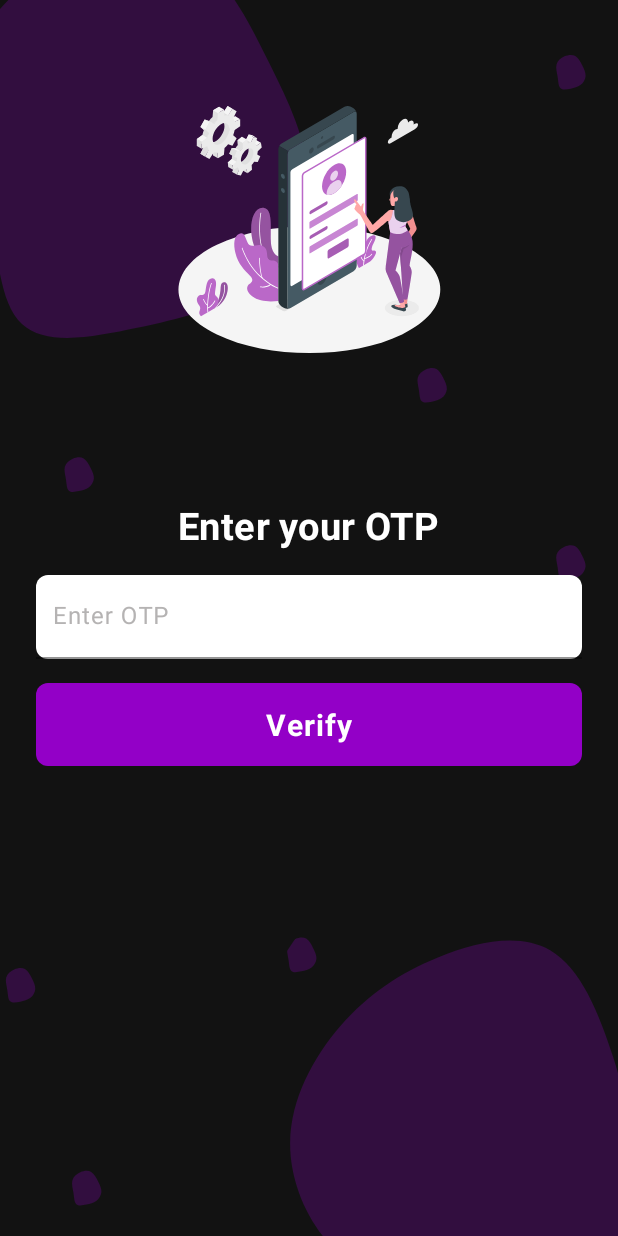
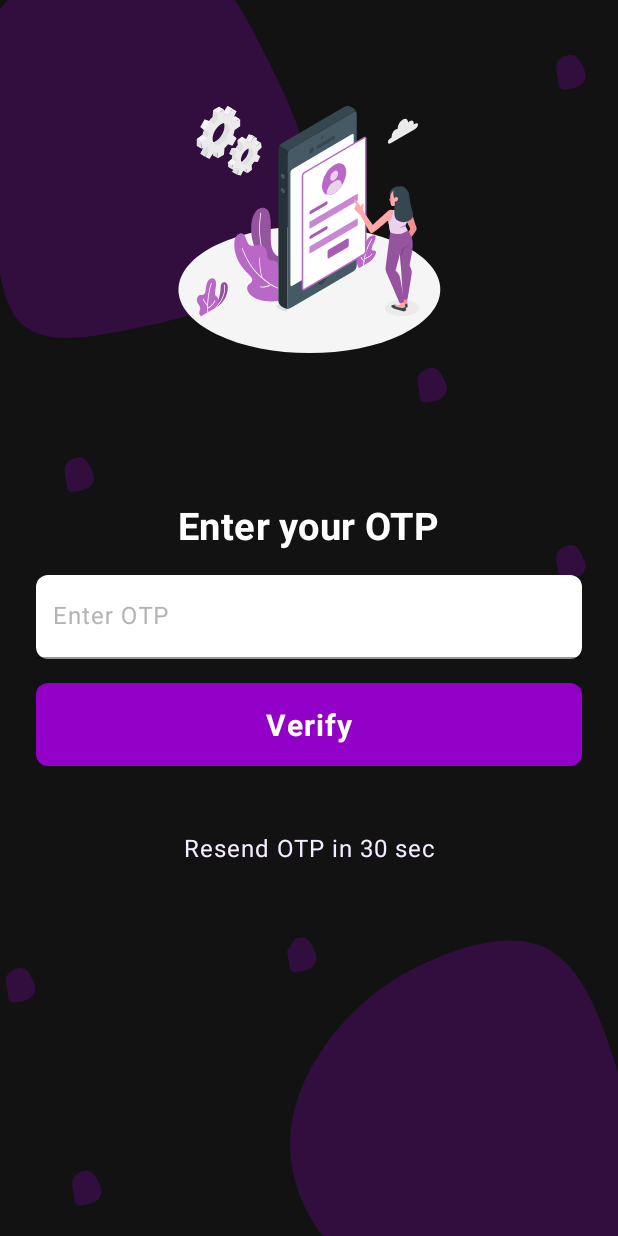
Before and after one commit to guptasandeep7/Cinebuzz, an Android app: the fragment OtpFragment placed in its activity, on a phone screen of 412 x 824 dp. Run offline under Robolectric (Android 15) with nearby library versions, the light colour scheme and no system bars; Roboto replaces fonts that are not available here.

Commit message:
resend otp added

```diff
--- a/app/src/main/java/com/example/cinebuzz/MainActivity.kt
+++ b/app/src/main/java/com/example/cinebuzz/MainActivity.kt
@@ -1,6 +1,7 @@
 package com.example.cinebuzz
 import androidx.appcompat.app.AppCompatActivity
 import android.os.Bundle
+import android.widget.Toast
 import com.example.cinebuzz.auth.LoginFragment
 
 class MainActivity : AppCompatActivity() {
@@ -14,5 +15,4 @@ class MainActivity : AppCompatActivity() {
         fragmentTransaction.commit()
 
     }
-
-    }
+}
--- a/app/src/main/java/com/example/cinebuzz/auth/LoginFragment.kt
+++ b/app/src/main/java/com/example/cinebuzz/auth/LoginFragment.kt
@@ -46,6 +46,7 @@ class LoginFragment : Fragment(){
         forgot.setOnClickListener {
 
             val fragmentManager = activity?.supportFragmentManager
+            fragmentManager?.popBackStack()
             val fragmentTransaction = fragmentManager?.beginTransaction()
             fragmentTransaction?.replace(R.id.fragment_container, VerifyFragment())
             fragmentTransaction?.addToBackStack(null)
@@ -55,6 +56,7 @@ class LoginFragment : Fragment(){
 
         signup.setOnClickListener {
             val fragmentManager = activity?.supportFragmentManager
+            fragmentManager?.popBackStack()
             val fragmentTransaction = fragmentManager?.beginTransaction()
             fragmentTransaction?.replace(R.id.fragment_container, SignupFragment())
             fragmentTransaction?.addToBackStack(null)
--- a/app/src/main/java/com/example/cinebuzz/auth/OtpFragment.kt
+++ b/app/src/main/java/com/example/cinebuzz/auth/OtpFragment.kt
@@ -1,15 +1,17 @@
 package com.example.cinebuzz.auth
 
+import android.os.Build
 import android.os.Bundle
+import android.os.CountDownTimer
+import android.os.SystemClock
 import android.view.LayoutInflater
 import android.view.View
 import android.view.ViewGroup
-import android.widget.Button
-import android.widget.ProgressBar
-import android.widget.Toast
+import android.widget.*
 import androidx.fragment.app.Fragment
 import com.example.cinebuzz.R
 import com.example.cinebuzz.auth.SignupFragment.Companion.userEmail
+import com.example.cinebuzz.auth.SignupFragment.Companion.userName
 import com.example.cinebuzz.retrofit.MyDataItem
 import com.example.cinebuzz.retrofit.ServiceBuilder
 import com.google.android.material.textfield.TextInputEditText
@@ -30,6 +32,54 @@ class OtpFragment : Fragment() {
         val verify = view.findViewById<Button>(R.id.verify_btn)
         val otpEditText = view.findViewById<TextInputEditText>(R.id.otp)
         val otpProgressbar = view.findViewById<ProgressBar>(R.id.otp_progressBar)
+        val timer = view.findViewById<TextView>(R.id.timer)
+
+        object : CountDownTimer(31000, 1000) {
+
+            override fun onTick(millisUntilFinished: Long) {
+                timer.isEnabled=false
+                timer.text="Resend OTP in " + millisUntilFinished / 1000 + " sec"
+            }
+
+            override fun onFinish() {
+                timer.text=getString(R.string.resend_otp)
+                timer.isEnabled=true
+            }
+        }.start()
+
+        timer.setOnClickListener{
+            otpProgressbar.visibility = View.VISIBLE
+
+            val request = ServiceBuilder.buildService()
+            val call = request.signup(
+                MyDataItem(
+                    name = userName,
+                    email = userEmail
+                )
+            )
+
+            call.enqueue(object : Callback<ResponseBody?> {
+                override fun onResponse(
+                    call: Call<ResponseBody?>,
+                    response: Response<ResponseBody?>
+                ) {
+                    otpProgressbar.visibility = View.GONE
+
+                    if(response.isSuccessful){
+                        Toast.makeText(context,"OTP resend successfully",Toast.LENGTH_SHORT).show()
+                    }
+                    else{
+                        Toast.makeText(context,"Failed to sent OTP",Toast.LENGTH_SHORT).show()
+                    }
+                }
+
+                override fun onFailure(call: Call<ResponseBody?>, t: Throwable) {
+                    otpProgressbar.visibility = View.GONE
+                    Toast.makeText(context, "Failed ${t.message}", Toast.LENGTH_SHORT).show()
+                }
+            })
+        }
+
 
         verify.setOnClickListener {
 
--- a/app/src/main/res/layout/otp_fragment.xml
+++ b/app/src/main/res/layout/otp_fragment.xml
@@ -82,17 +82,17 @@
             app:layout_constraintTop_toBottomOf="@+id/otp_edittext" />
 
         <TextView
-            android:id="@+id/textView2"
+            android:id="@+id/timer"
             android:layout_width="wrap_content"
             android:layout_height="wrap_content"
             android:layout_marginTop="38dp"
             android:fontFamily="@font/roboto"
             android:letterSpacing="0.04"
             android:padding="5dp"
-            android:text="@string/resend_otp_after_30_secs"
+            android:text="@string/resend_otp"
             android:textColor="#F5ECFF"
             android:textSize="16sp"
-            android:visibility="gone"
+            android:visibility="visible"
             app:layout_constraintBottom_toBottomOf="parent"
             app:layout_constraintEnd_toEndOf="parent"
             app:layout_constraintStart_toStartOf="parent"
--- a/app/src/main/res/values/strings.xml
+++ b/app/src/main/res/values/strings.xml
@@ -4,8 +4,8 @@
     <string name="let_s_get_started">Let\'s get started</string>
     <string name="enter_your_name">Enter your name</string>
     <string name="already_have_an_account_log_in">Already have an account ? <font fgcolor="#BB86FC"> <b><u>Log In</u></b></font></string>
-    <string name="resend_otp_after_30_secs">
-        <u>Resend OTP after 30 secs</u></string>
+    <string name="resend_otp">
+        <u>Click to resend OTP </u></string>
     <string name="confirm_password">Confirm Password</string>
     <string name="create_your_password">Create your password</string>
     <string name="password">Password</string>
```
